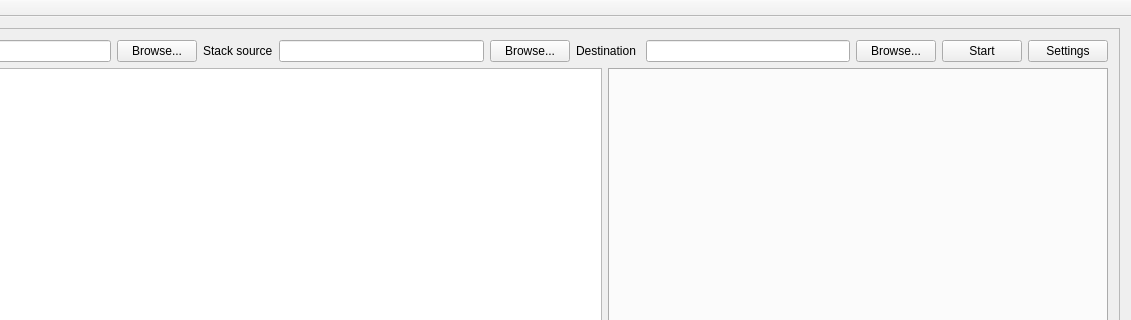
This is src/mainwindow.ui in fmi-basel/faim-cryoflare as Qt 5 draws it before an edit; both pictures show x 206 to 1337 and y 0 to 320 of the 1337 by 702 pixel window. The edited form follows.
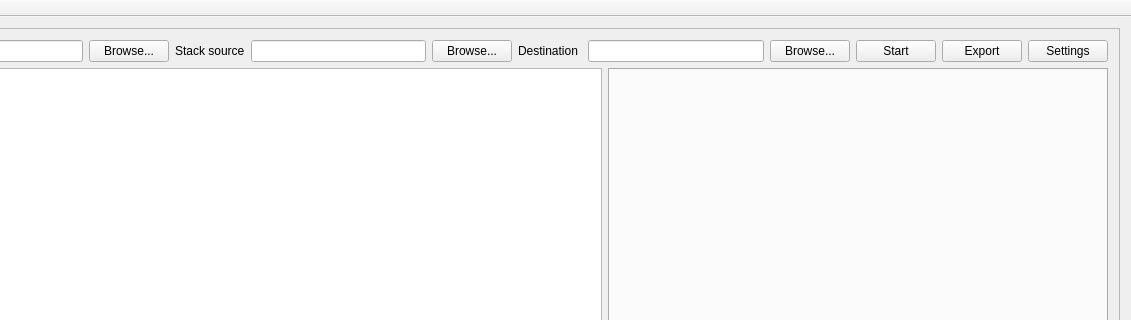
This is the edited form. Icons and pictures are not drawn.

Commit message: added first version of export functionality

Diff of the .ui file:
```diff
--- a/src/mainwindow.ui
+++ b/src/mainwindow.ui
@@ -87,6 +87,13 @@
            </property>
           </widget>
          </item>
+         <item>
+          <widget class="QPushButton" name="export_2">
+           <property name="text">
+            <string>Export</string>
+           </property>
+          </widget>
+         </item>
          <item>
           <widget class="QPushButton" name="pushButton_4">
            <property name="text">
```
Left out of the diff: 74 changed lines with no effect on the pictures. The commit also changes 4 other files.
